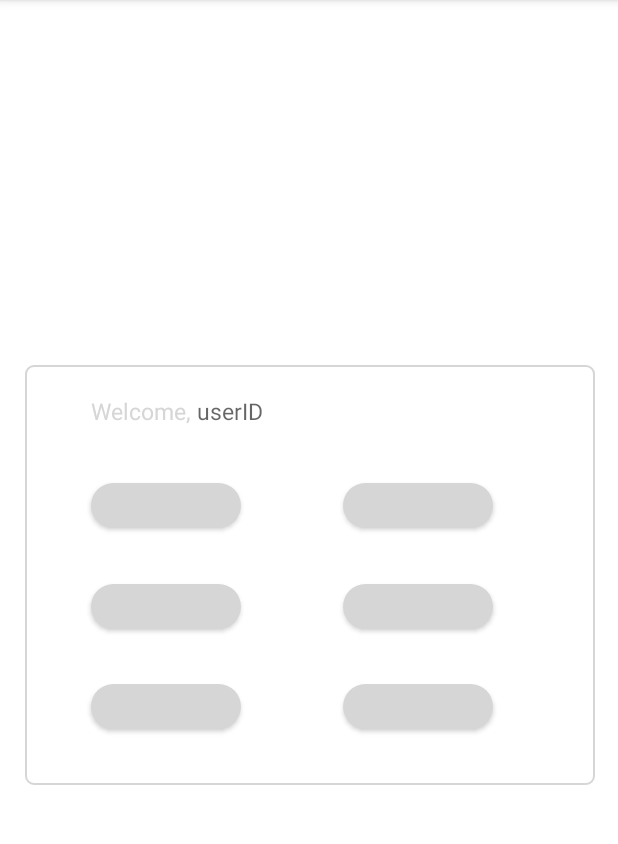
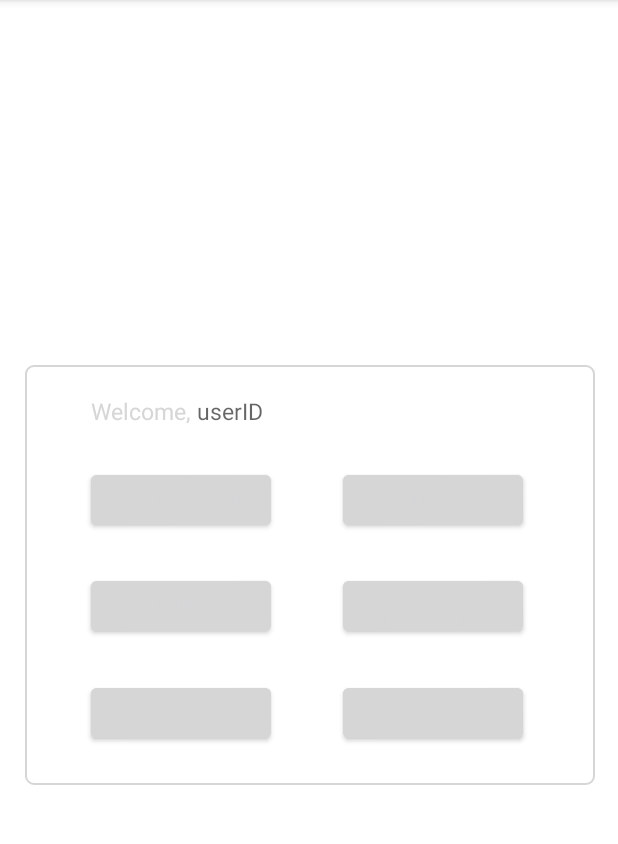
Before and after one commit to Baemee/FYP-22-S2-21-Mobile, an Android app: the homepage screen opened directly, with no data from a screen before it, on a phone screen of 412 x 824 dp, the part 84-928 px from its top. Run offline under Robolectric (Android 15) with nearby library versions, the phone set to English and light mode, and no system bars.

Commit message:
2022.06.20 5:20pm

```diff
--- a/app/src/main/java/com/example/fyp_22_s22_21_mobile/MainActivity.java
+++ b/app/src/main/java/com/example/fyp_22_s22_21_mobile/MainActivity.java
@@ -2,7 +2,11 @@ package com.example.fyp_22_s22_21_mobile;
 
 import androidx.appcompat.app.AppCompatActivity;
 
+import android.content.Intent;
 import android.os.Bundle;
+import android.view.View;
+import android.view.View.OnClickListener;
+import android.widget.Button;
 
 public class MainActivity extends AppCompatActivity {
 
@@ -10,5 +14,17 @@ public class MainActivity extends AppCompatActivity {
     protected void onCreate(Bundle savedInstanceState) {
         super.onCreate(savedInstanceState);
         setContentView(R.layout.activity_main);
+
+        Button btn_Login = (Button) findViewById(R.id.btn_Login);
+
+        btn_Login.setOnClickListener(new OnClickListener() {
+            @Override
+            public void onClick(View view) {
+                Intent intent = new Intent(getApplicationContext(), homepage.class);
+                startActivity(intent);
+            }
+        });
+
     }
+
 }
--- a/app/src/main/res/drawable/button_border.xml
+++ b/app/src/main/res/drawable/button_border.xml
@@ -3,7 +3,4 @@
 
     <corners android:bottomLeftRadius="20dp" android:topRightRadius="20dp"
         android:topLeftRadius="20dp" android:bottomRightRadius="20dp"/>
-
-    <solid android:color="@color/grey"/>
-
 </shape>
--- a/app/src/main/res/layout/activity_homepage.xml
+++ b/app/src/main/res/layout/activity_homepage.xml
@@ -33,8 +33,6 @@
         app:layout_constraintTop_toTopOf="@+id/backgroundsquare"
 
         android:layout_marginTop="20dp"
-
-
         />
 
     <TextView
@@ -50,29 +48,26 @@
         />
 
     <Button
-        android:layout_width="100dp"
-        android:layout_height="30dp"
         android:id="@+id/btn_WaterUsage"
+        android:layout_width="120dp"
+        android:layout_height="45dp"
+        style="@style/button"
         android:text="Water Usage"
-        android:textSize="8dp"
         android:textAlignment="center"
-        android:background="@drawable/button_border"
         android:textColor="@color/black"
-
+        app:layout_constraintBottom_toTopOf="@+id/btn_Bills"
         app:layout_constraintStart_toStartOf="@+id/tv_Welcome"
         app:layout_constraintTop_toBottomOf="@+id/tv_Welcome"
-        app:layout_constraintBottom_toTopOf="@+id/btn_Bills"
 
         />
 
     <Button
-        android:layout_width="100dp"
-        android:layout_height="30dp"
+        android:layout_width="120dp"
+        android:layout_height="45dp"
+        style="@style/button"
         android:id="@+id/btn_Alerts"
         android:textAlignment="center"
         android:text="Alerts"
-        android:textSize="8dp"
-        android:background="@drawable/button_border"
         android:textColor="@color/black"
 
         app:layout_constraintTop_toTopOf="@+id/btn_WaterUsage"
@@ -82,13 +77,12 @@
         />
 
     <Button
-        android:layout_width="100dp"
-        android:layout_height="30dp"
+        android:layout_width="120dp"
+        android:layout_height="45dp"
+        style="@style/button"
         android:id="@+id/btn_Bills"
         android:textAlignment="center"
         android:text="Bills"
-        android:textSize="8dp"
-        android:background="@drawable/button_border"
         android:textColor="@color/black"
 
         app:layout_constraintStart_toStartOf="@+id/btn_WaterUsage"
@@ -97,30 +91,26 @@
         />
 
     <Button
-        android:layout_width="100dp"
-        android:layout_height="30dp"
+        android:layout_width="120dp"
+        android:layout_height="45dp"
+        style="@style/button"
         android:id="@+id/btn_UpdatePassword"
         android:textAlignment="center"
         android:text="Update Password"
-        android:textSize="8dp"
-        android:background="@drawable/button_border"
         android:textColor="@color/black"
 
         app:layout_constraintTop_toBottomOf="@id/btn_Alerts"
         app:layout_constraintStart_toStartOf="@+id/btn_Alerts"
         app:layout_constraintBottom_toTopOf="@id/btn_Logout"
-
-
         />
 
     <Button
-        android:layout_width="100dp"
-        android:layout_height="30dp"
+        android:layout_width="120dp"
+        android:layout_height="45dp"
+        style="@style/button"
         android:id="@+id/btn_Report"
         android:textAlignment="center"
         android:text="Report"
-        android:textSize="8dp"
-        android:background="@drawable/button_border"
         android:textColor="@color/black"
 
         app:layout_constraintTop_toBottomOf="@+id/btn_Bills"
@@ -129,18 +119,16 @@
         />
 
     <Button
-        android:layout_width="100dp"
-        android:layout_height="30dp"
         android:id="@+id/btn_Logout"
+        android:layout_width="120dp"
+        android:layout_height="45dp"
+        style="@style/button"
+        android:text="LogOut"
         android:textAlignment="center"
-        android:text="LogOut"
-        android:textSize="8dp"
-        android:background="@drawable/button_border"
         android:textColor="@color/black"
 
-        app:layout_constraintTop_toBottomOf="@+id/btn_UpdatePassword"
+        app:layout_constraintBottom_toBottomOf="@id/backgroundsquare"
         app:layout_constraintStart_toStartOf="@id/btn_Alerts"
-        app:layout_constraintBottom_toBottomOf="@id/backgroundsquare"
-        />
+        app:layout_constraintTop_toBottomOf="@+id/btn_UpdatePassword" />
 
 </androidx.constraintlayout.widget.ConstraintLayout>
--- a/app/src/main/res/layout/activity_payment_page.xml
+++ b/app/src/main/res/layout/activity_payment_page.xml
@@ -25,6 +25,7 @@
         android:textSize="30dp"
         android:text="PAYMENT"
         android:textColor="@color/black"
+
         android:textStyle="bold"
 
         app:layout_constraintTop_toTopOf="@+id/backgroundsquare"
--- a/app/src/main/res/layout/activity_update_password.xml
+++ b/app/src/main/res/layout/activity_update_password.xml
@@ -4,7 +4,19 @@
     xmlns:tools="http://schemas.android.com/tools"
     android:layout_width="380dp"
     android:layout_height="200dp"
-    tools:context=".UpdatePassword">
+    tools:context=".UpdatePassword">s
+
+    <TextView
+        android:layout_width="match_parent"
+        android:layout_height="match_parent"
+        android:id="@+id/backgroundsquare"
+        android:background="@drawable/textview_border"
+
+        app:layout_constraintTop_toTopOf="parent"
+        app:layout_constraintStart_toStartOf="parent"
+        app:layout_constraintEnd_toEndOf="parent"
+        app:layout_constraintBottom_toBottomOf="parent"
+        />
 
     <TextView
         android:layout_width="wrap_content"
--- a/app/src/main/res/values/themes.xml
+++ b/app/src/main/res/values/themes.xml
@@ -13,4 +13,9 @@
         <item name="android:statusBarColor" tools:targetApi="l">?attr/colorPrimaryVariant</item>
         <!-- Customize your theme here. -->
     </style>
+    <style name="button">
+        <item name="android:backgroundTint">@color/grey</item>
+        <item name="android:textSize">11sp</item>
+    </style>
+
 </resources>
```
